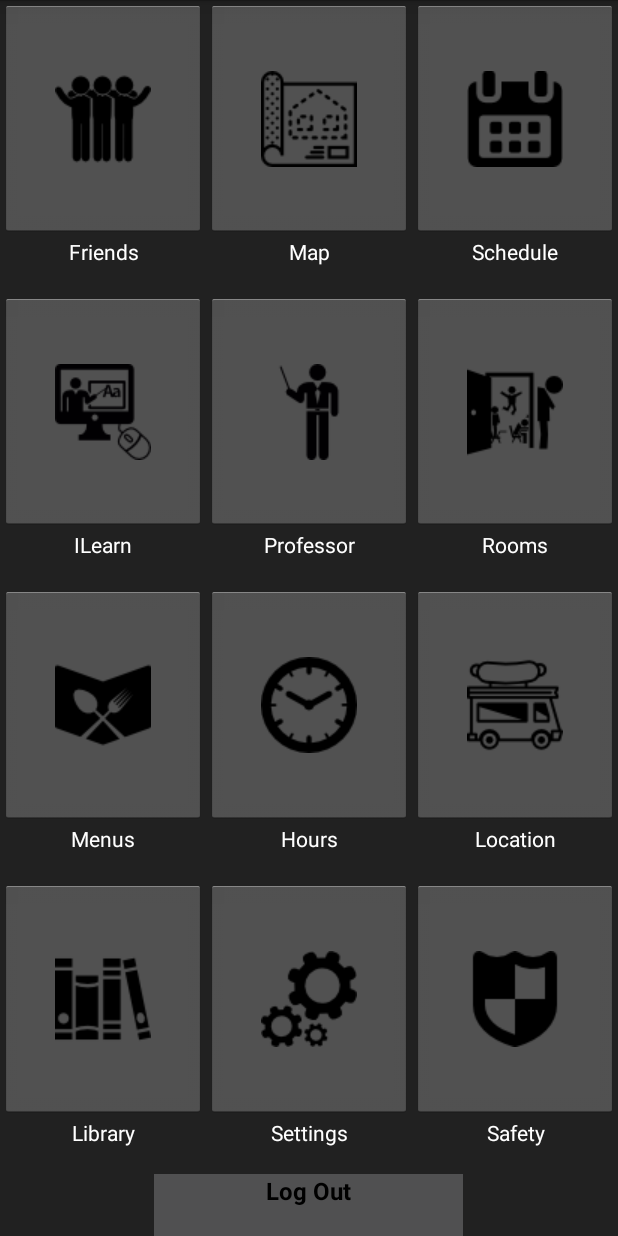
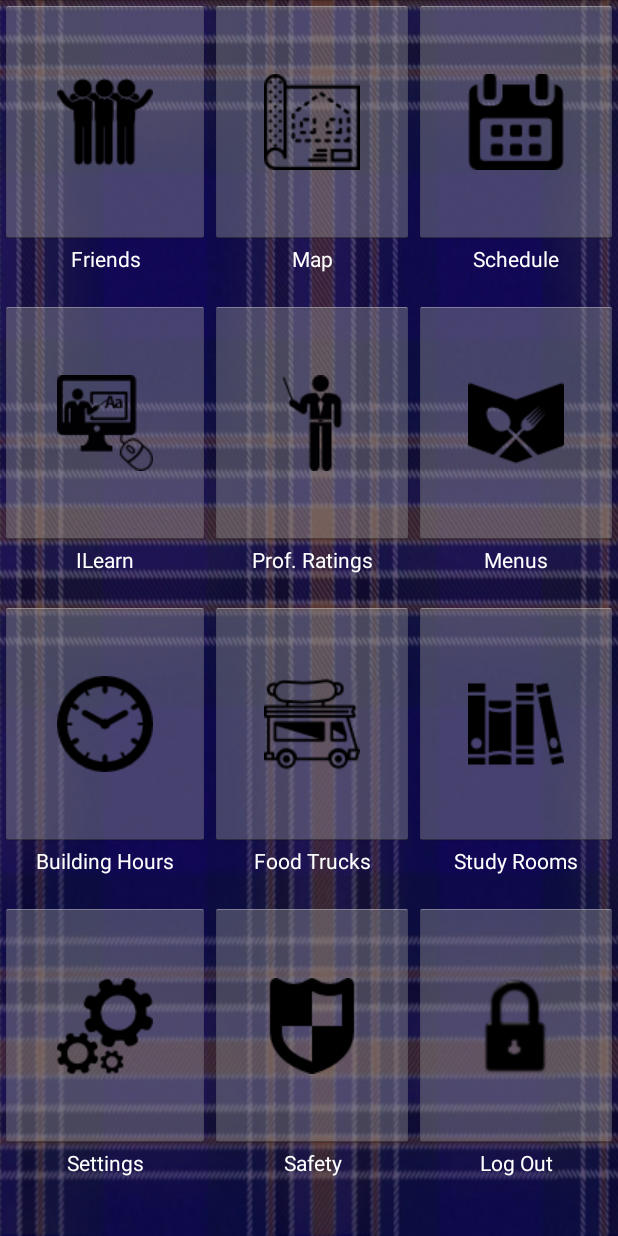
Before and after one commit to TheLuckyOwl/CS180-Project, an Android app: the AccountActivity screen opened directly, with no data from a screen before it, on a phone screen of 412 x 824 dp. Run offline under Robolectric (Android 15) with nearby library versions, the phone set to English and light mode, and no system bars; 2 statements that could not run were skipped.

Commit message:
minor account activity updates
messing around with the layout, removed access to the room rating
activity, and reorganized buttons

still working on making it nicer to look at

```diff
--- a/app/build.gradle
+++ b/app/build.gradle
@@ -15,6 +15,7 @@ android {
     }
     buildTypes {
         release {
+
             minifyEnabled false
             proguardFiles getDefaultProguardFile('proguard-android.txt'), 'proguard-rules.pro'
         }
@@ -22,13 +23,16 @@ android {
 }
 
 dependencies {
-    compile 'com.android.support:multidex:1.0.0'
     compile fileTree(dir: 'libs', include: ['*.jar'])
     testCompile 'junit:junit:4.12'
-    compile 'com.android.support:appcompat-v7:23.1.1'
-    compile 'com.android.support:recyclerview-v7:+'
+    compile 'com.android.support:multidex:1.0.0'
+    compile 'com.android.support:appcompat-v7:24.0.0-alpha2'
+    compile 'com.android.support:recyclerview-v7:24.0.0-alpha2'
     compile 'com.google.android.gms:play-services:8.4.0'
     compile 'org.jbundle.util.osgi.wrapped:org.jbundle.util.osgi.wrapped.org.apache.http.client:4.1.2'
     compile 'org.mongodb:mongo-java-driver:3.1.1'
-    compile 'com.android.support:support-v13:23.3.0'
+    compile 'com.android.support:support-v13:24.0.0-alpha2'
+    compile 'com.google.android.gms:play-services-ads:8.4.0'
+    compile 'com.google.android.gms:play-services-identity:8.4.0'
+    compile 'com.google.android.gms:play-services-gcm:8.4.0'
 }
--- a/app/src/main/AndroidManifest.xml
+++ b/app/src/main/AndroidManifest.xml
@@ -17,7 +17,6 @@
     <uses-permission android:name="android.permission.ACCESS_FINE_LOCATION" />
 
     <application
-
         android:allowBackup="true"
         android:icon="@mipmap/ic_launcher"
         android:label="@string/app_name"
--- a/app/src/main/java/theunderground/com/ucrmap/AccountActivity.java
+++ b/app/src/main/java/theunderground/com/ucrmap/AccountActivity.java
@@ -24,7 +24,7 @@ public class AccountActivity extends Activity {
     private ImageButton mMapButton = null;
     private ImageButton mScheduleButton = null;
     private ImageButton mLibraryButton = null;
-    private ImageButton mRoomsButton = null;
+    //private ImageButton mRoomsButton = null;
     private ImageButton mILearnButton = null;
     private ImageButton mProfessorButton = null;
     private ImageButton mFoodMenuButton = null;
@@ -45,7 +45,7 @@ public class AccountActivity extends Activity {
 
         mILearnButton = (ImageButton)this.findViewById(R.id.iLearnButton);
         mProfessorButton = (ImageButton)this.findViewById(R.id.professorButton);
-        mRoomsButton = (ImageButton)this.findViewById(R.id.roomButton);
+        // mRoomsButton = (ImageButton)this.findViewById(R.id.roomButton);
 
         mFoodMenuButton = (ImageButton)this.findViewById(R.id.menuButton);
         mBuildingHoursButton = (ImageButton)this.findViewById(R.id.hoursButton);
@@ -119,12 +119,12 @@ public class AccountActivity extends Activity {
                 startActivity(i);
             }
         });
-        mRoomsButton.setOnClickListener(new View.OnClickListener() {
+        /*mRoomsButton.setOnClickListener(new View.OnClickListener() {
             @Override
             public void onClick(View view){
                 startActivity((new Intent(AccountActivity.this, RateRoomActivity.class)));
             }
-        });
+        });*/
         mFoodMenuButton.setOnClickListener(new View.OnClickListener() {
             @Override
             public void onClick(View view){
--- a/app/src/main/res/layout/account_activity_layout.xml
+++ b/app/src/main/res/layout/account_activity_layout.xml
@@ -1,12 +1,14 @@
 <?xml version="1.0" encoding="utf-8"?>
 <!-- The main content view -->
+
 <TableLayout xmlns:android="http://schemas.android.com/apk/res/android"
     android:layout_width="match_parent"
     android:layout_height="match_parent"
     android:orientation="vertical"
     android:weightSum="4.20"
-    android:background="#212121"
-    android:shrinkColumns="3">
+    android:shrinkColumns="3"
+    android:background="@drawable/account_bgd">
+
     <TableRow
         android:layout_width="match_parent"
         android:layout_height="match_parent"
@@ -25,6 +27,7 @@
                 android:layout_weight="1.8"
                 android:id="@+id/friendsButton"
                 android:src="@drawable/icon_friend"
+
                 android:scaleType="center"/>
             <TextView
                 android:layout_width="match_parent"
@@ -132,7 +135,7 @@
                 android:layout_weight="0.2"
                 android:textAlignment="center"
                 android:textColor="@color/colorText"
-                android:text="Professor"/>
+                android:text="Prof. Ratings"/>
         </LinearLayout>
         <LinearLayout
             android:orientation="vertical"
@@ -145,8 +148,8 @@
                 android:layout_width="match_parent"
                 android:layout_height="0dp"
                 android:layout_weight="1.8"
-                android:id="@+id/roomButton"
-                android:src="@drawable/icon_room"
+                android:id="@+id/menuButton"
+                android:src="@drawable/icon_food"
                 android:scaleType="center"
                 />
             <TextView
@@ -155,7 +158,7 @@
                 android:layout_weight="0.2"
                 android:textAlignment="center"
                 android:textColor="@color/colorText"
-                android:text="Rooms"/>
+                android:text="Menus"/>
         </LinearLayout>
     </TableRow>
     <TableRow
@@ -174,30 +177,6 @@
                 android:layout_width="match_parent"
                 android:layout_height="0dp"
                 android:layout_weight="1.8"
-                android:id="@+id/menuButton"
-                android:src="@drawable/icon_food"
-                android:scaleType="center"
-                />
-            <TextView
-                android:layout_width="match_parent"
-                android:layout_height="wrap_content"
-                android:layout_weight="0.2"
-                android:textAlignment="center"
-                android:textColor="@color/colorText"
-                android:text="Menus"/>
-        </LinearLayout>
-
-        <LinearLayout
-            android:orientation="vertical"
-            android:layout_width="match_parent"
-            android:layout_height="match_parent"
-            android:layout_column="1"
-            android:layout_weight="1"
-            android:weightSum="2">
-            <ImageButton
-                android:layout_width="match_parent"
-                android:layout_height="0dp"
-                android:layout_weight="1.8"
                 android:id="@+id/hoursButton"
                 android:src="@drawable/icon_time"
                 android:scaleType="center"
@@ -208,13 +187,14 @@
                 android:layout_weight="0.2"
                 android:textAlignment="center"
                 android:textColor="@color/colorText"
-                android:text="Hours"/>
+                android:text="Building Hours"/>
         </LinearLayout>
+
         <LinearLayout
             android:orientation="vertical"
             android:layout_width="match_parent"
             android:layout_height="match_parent"
-            android:layout_column="2"
+            android:layout_column="1"
             android:layout_weight="1"
             android:weightSum="2">
             <ImageButton
@@ -231,7 +211,30 @@
                 android:layout_weight="0.2"
                 android:textAlignment="center"
                 android:textColor="@color/colorText"
-                android:text="Location"/>
+                android:text="Food Trucks"/>
+        </LinearLayout>
+        <LinearLayout
+            android:orientation="vertical"
+            android:layout_width="match_parent"
+            android:layout_height="match_parent"
+            android:layout_column="2"
+            android:layout_weight="1"
+            android:weightSum="2">
+            <ImageButton
+                android:layout_width="match_parent"
+                android:layout_height="0dp"
+                android:layout_weight="1.8"
+                android:id="@+id/libraryButton"
+                android:src="@drawable/icon_books"
+                android:scaleType="center"
+                />
+            <TextView
+                android:layout_width="match_parent"
+                android:layout_height="wrap_content"
+                android:layout_weight="0.2"
+                android:textAlignment="center"
+                android:textColor="@color/colorText"
+                android:text="Study Rooms"/>
         </LinearLayout>
     </TableRow>
     <TableRow
@@ -250,30 +253,6 @@
                 android:layout_width="match_parent"
                 android:layout_height="0dp"
                 android:layout_weight="1.8"
-                android:id="@+id/libraryButton"
-                android:src="@drawable/icon_books"
-                android:scaleType="center"
-                />
-            <TextView
-                android:layout_width="match_parent"
-                android:layout_height="wrap_content"
-                android:layout_weight="0.2"
-                android:textAlignment="center"
-                android:textColor="@color/colorText"
-                android:text="Library"/>
-        </LinearLayout>
-
-        <LinearLayout
-            android:orientation="vertical"
-            android:layout_width="match_parent"
-            android:layout_height="match_parent"
-            android:layout_column="1"
-            android:layout_weight="1"
-            android:weightSum="2">
-            <ImageButton
-                android:layout_width="match_parent"
-                android:layout_height="0dp"
-                android:layout_weight="1.8"
                 android:id="@+id/aboutButton"
                 android:src="@drawable/icon_settings"
                 android:scaleType="center"
@@ -286,11 +265,12 @@
                 android:textColor="@color/colorText"
                 android:text="Settings"/>
         </LinearLayout>
+
         <LinearLayout
             android:orientation="vertical"
             android:layout_width="match_parent"
             android:layout_height="match_parent"
-            android:layout_column="2"
+            android:layout_column="1"
             android:layout_weight="1"
             android:weightSum="2">
             <ImageButton
@@ -309,46 +289,29 @@
                 android:textColor="@color/colorText"
                 android:text="Safety"/>
         </LinearLayout>
-    </TableRow>
-    <TableRow
-        android:layout_width="match_parent"
-        android:layout_height="match_parent"
-        android:layout_weight=".2">
-
-        <LinearLayout
-            android:orientation="vertical"
-            android:layout_width="match_parent"
-            android:layout_height="match_parent"
-            android:layout_column="0"
-            android:layout_weight=".3">
-
-        </LinearLayout>
-
-        <LinearLayout
-            android:orientation="vertical"
-            android:layout_width="match_parent"
-            android:layout_height="match_parent"
-            android:layout_column="1"
-            android:layout_weight="2.40">
-            <TextView
-                android:layout_width="match_parent"
-                android:layout_height="match_parent"
-                android:text="Log Out"
-                android:textSize="16sp"
-                android:textAlignment="center"
-                android:textColor="#000000"
-                android:textStyle="bold"
-                android:background="#505051"
-                android:id="@+id/logoutButton"
-                android:clickable="true" />
-        </LinearLayout>
         <LinearLayout
             android:orientation="vertical"
             android:layout_width="match_parent"
             android:layout_height="match_parent"
             android:layout_column="2"
-            android:layout_weight=".3">
-
+            android:layout_weight="1"
+            android:weightSum="2">
+            <ImageButton
+                android:layout_width="match_parent"
+                android:layout_height="0dp"
+                android:layout_weight="1.8"
+                android:id="@+id/logoutButton"
+                android:src="@drawable/lock_img"
+                android:scaleType="center"
+                />
+            <TextView
+                android:layout_width="match_parent"
+                android:layout_height="wrap_content"
+                android:layout_weight="0.2"
+                android:textAlignment="center"
+                android:textColor="@color/colorText"
+                android:text="Log Out"/>
         </LinearLayout>
     </TableRow>
+
 </TableLayout>
```
Also changed, not shown: app/src/main/res/drawable/account_bgd.png (added), app/src/main/res/drawable/lock_img.png (added), 1 other file.
